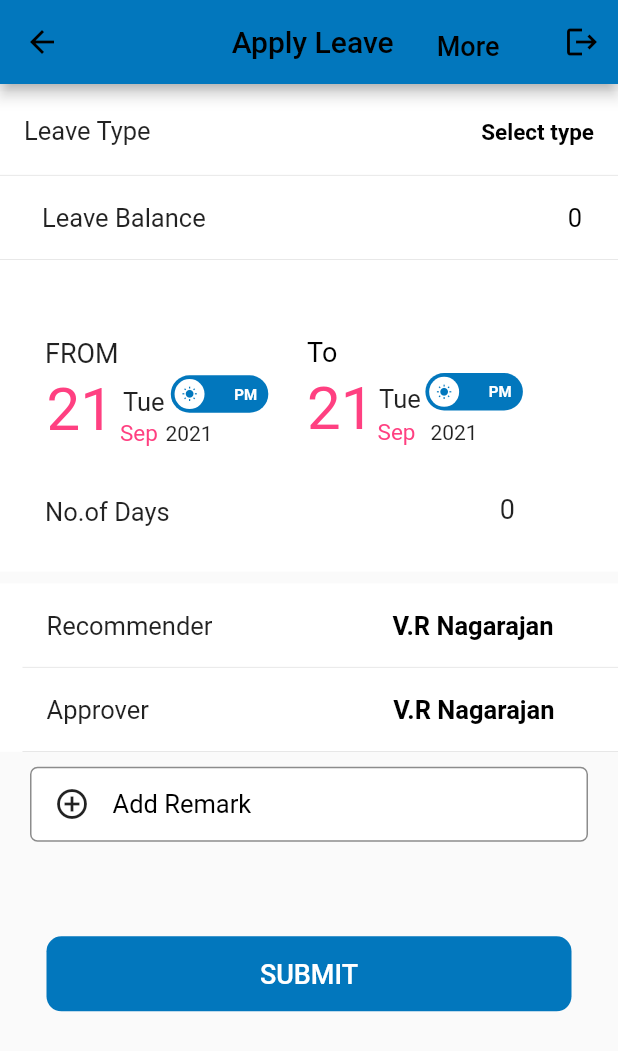
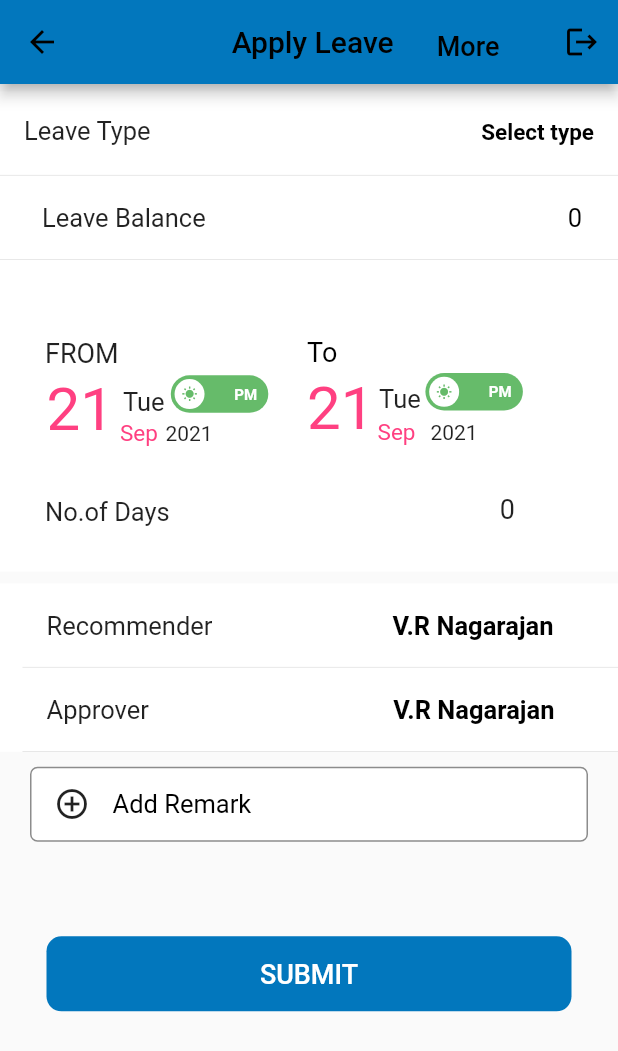
Before and after one commit to Sindhuknaidu/sindhu2, a Flutter app: the Leave screen opened directly, after a tap on "AM", after a tap on "To", on a phone screen of 412 x 824 dp. Shown: the top 1051 px of the screen. Run offline on Flutter 3.47's test engine with Material 2 defaults, Android fonts, the light colour scheme and no system bars; drawn by our look-alikes of lite_rolling_switch; our stand-ins replace bottom_navy_bar, fluttertoast, image_picker, shared_preferences; missing offline and left inert: date_range_picker, flutter_session; accounts and stored records are empty; network calls fail.

Commit message:
second commit

```diff
--- a/lib/Dashboard.dart
+++ b/lib/Dashboard.dart
@@ -61,7 +61,7 @@ class _DashboardPageState extends State<DashboardPage> {
 
         child: Scaffold(
         appBar: AppBar(
-          leading: IconButton(icon: Icon(Icons.arrow_back),
+          leading: IconButton(icon: Icon(Icons.arrow_back),color: Colors.black,
             onPressed: (){
               moveToLastScreen();
             },),
--- a/lib/Expenses/Expense Page.dart
+++ b/lib/Expenses/Expense Page.dart
@@ -40,7 +40,7 @@ class _expensePageState extends State<expensePage> {
     return Scaffold(
       appBar: AppBar(
         toolbarHeight: 100,
-        backgroundColor: Colors.lightBlue[200],
+        backgroundColor:Color(0xff0277bd),
         leading: IconButton(
           icon: Icon(
             Icons.arrow_back,
--- a/lib/Leave/applyleave.dart
+++ b/lib/Leave/applyleave.dart
@@ -448,23 +448,18 @@ class _LeaveState extends State<Leave> {
                                                         value: true,
                                                         textOn: "AM",
                                                         textOff: "PM",
-                                                        colorOn: Colors.green[400],
-                                                        colorOff:   Color(0xff0277bd),
+                                                        colorOn: Color(0xff0277bd),
+                                                        colorOff:  Colors.green[400],
                                                         iconOn: Icons.wb_sunny_outlined,
                                                         iconOff: Icons.wb_sunny_sharp,
                                                         textSize: 20.0,
                                                         onChanged: (bool position) {
                                                           if(position == true){
-                                                            print(From="${DayPeriod.am}");
                                                             From="${Am}";
-
                                                           }
                                                           else if (position == false){
-                                                            print(From="${DayPeriod.pm}");
                                                             From="${Pm}";
-
                                                           }
-
                                                         },
                                                       ),
                                                     ),
@@ -568,7 +563,7 @@ class _LeaveState extends State<Leave> {
                                                       textOn: "AM",
                                                       textOff: "PM",
                                                       colorOn:Color(0xff0277bd),
-                                                      colorOff: Color(0xff0277bd),
+                                                      colorOff:Colors.green[400],
                                                       iconOn: Icons.wb_sunny_outlined,
                                                       iconOff: Icons.wb_sunny_sharp,
                                                       textSize: 20.0,
--- a/lib/Leave/jsondecodeleavetype.dart
+++ b/lib/Leave/jsondecodeleavetype.dart
@@ -1,7 +1,3 @@
-// To parse this JSON data, do
-//
-//     final leavetype = leavetypeFromJson(jsonString);
-
 import 'dart:convert';
 
 Leavetype leavetypeFromJson(String str) => Leavetype.fromJson(json.decode(str));
--- a/lib/Leave/leavedetail.dart
+++ b/lib/Leave/leavedetail.dart
@@ -98,7 +98,7 @@ class _leavedetailState extends State<leavedetail> {
     return Scaffold(
 
       appBar: AppBar(
-        backgroundColor: Colors.lightBlue[300],
+        backgroundColor:Color(0xff0277bd),
         toolbarHeight: 100,
         leadingWidth: 0.5,
         automaticallyImplyLeading: false,
@@ -169,8 +169,8 @@ class _leavedetailState extends State<leavedetail> {
 
                         Divider(color: Colors.black,thickness: 0.5,height: 0.5,),
                         ListTile(
-                          title: Text('${data.leaveType}',style: TextStyle(fontSize: 18,color:Colors.black,fontWeight: FontWeight.bold),),
-                          subtitle: Text('Customer Name',style: TextStyle(fontSize:16,color:Colors.black54),),
+                          title: Text('${data.status}',style: TextStyle(fontSize: 18,color:Colors.black,fontWeight: FontWeight.bold),),
+                          subtitle: Text('Status of the leave',style: TextStyle(fontSize:16,color:Colors.black54),),
                         ),
                         Divider(color: Colors.black,thickness: 0.5,height: 0.5,),
                         SizedBox(height: 10,),
```
Also changed, not shown: lib/Expenses/expencedashboard.dart (+21 -8 lines), lib/Leave/leavehistory.dart (+4 -4 lines).
